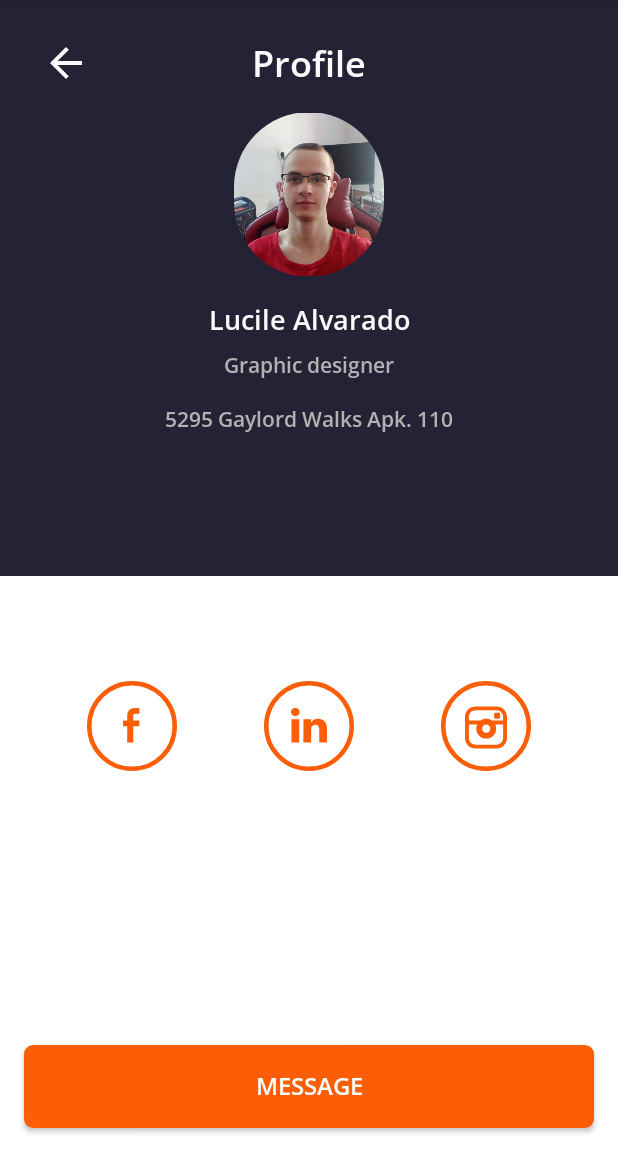
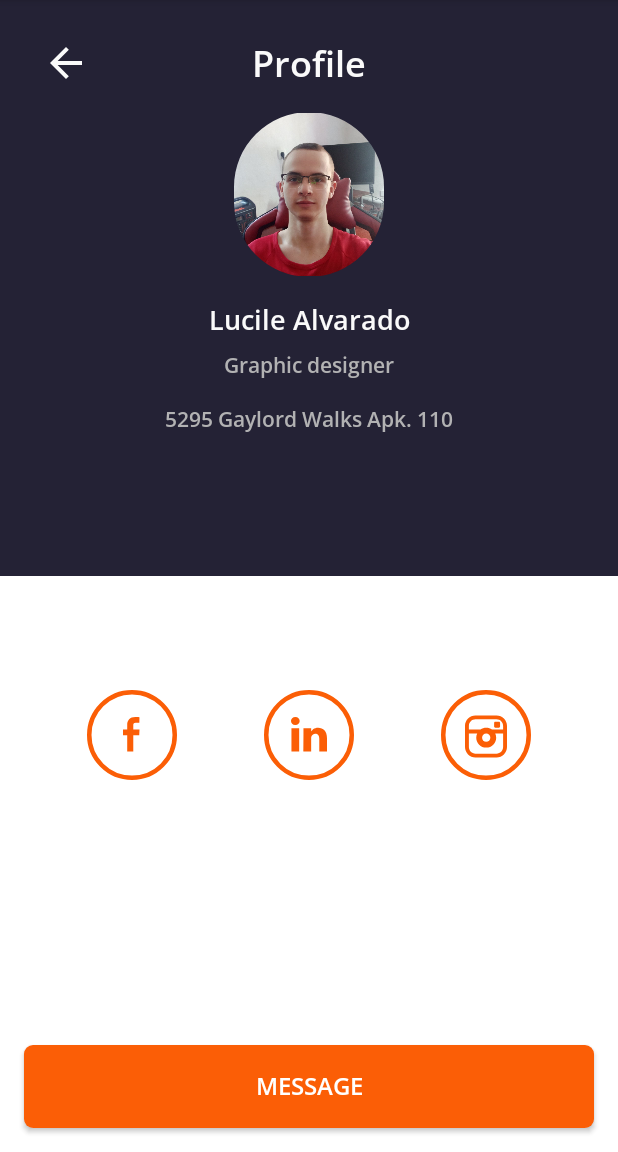
Before and after one commit to PavloEngineer/SocialNetwork, an Android app: the fragment DetailsContactFragment placed in its activity, on a phone screen of 412 x 824 dp, the part 84-1236 px from its top. Run offline under Robolectric (Android 15) with nearby library versions, the phone set to English and light mode, and no system bars; libraries missing offline, so code that uses them is left out: com.github.javafaker; 8 statements that could not run were skipped.

```diff
--- a/app/build.gradle
+++ b/app/build.gradle
@@ -1,6 +1,8 @@
 plugins {
     id 'com.android.application'
     id 'org.jetbrains.kotlin.android'
+
+    // safe args
     id 'androidx.navigation.safeargs.kotlin'
 }
 
--- a/app/src/main/java/com/shpp/application/level_3/presentation/callBacks/SwipeToDeleteCallback.kt
+++ b/app/src/main/java/com/shpp/application/level_3/presentation/callBacks/SwipeToDeleteCallback.kt
@@ -19,7 +19,7 @@ class SwipeToDeleteCallback(
 
     override fun onSwiped(viewHolder: RecyclerView.ViewHolder, direction: Int) {
         val position = viewHolder.adapterPosition
-        when(direction) {
+        when(direction) { // TODO: when?
             ItemTouchHelper.LEFT -> {
                 onSwiped(position)
             }
--- a/app/src/main/java/com/shpp/application/level_3/presentation/my_contacts/BaseFragment.kt
+++ b/app/src/main/java/com/shpp/application/level_3/presentation/my_contacts/BaseFragment.kt
@@ -11,7 +11,7 @@ open class BaseFragment: Fragment() {
 
      val viewModel: MyContactsViewModel by viewModels()
 
-     open fun showSnackBar(label: String, actionById: Int, functionForAction: FunctionForSnack) {
+    open fun showSnackBar(label: String, actionById: Int, functionForAction: FunctionForSnack) { // TODO: why open?
           val snackBar = view?.let {
               Snackbar.make(
                   it,
--- a/app/src/main/java/com/shpp/application/level_3/presentation/my_contacts/adapter/UsersAdapter.kt
+++ b/app/src/main/java/com/shpp/application/level_3/presentation/my_contacts/adapter/UsersAdapter.kt
@@ -27,20 +27,20 @@ class UsersAdapter(
     ) : RecyclerView.ViewHolder(binding.root) {
 
 
-        fun bind(user: User) {
+        fun bind(user: User) { // TODO: decompose
             with(binding) {
                 name.text = user.name
                 job.text = user.job
-                basket.tag = user
+                basket.tag = user // TODO: what it
                 basket.setOnClickListener {
                     listener.onDeleteClick(user)
                 }
 
                 root.setOnClickListener {
                     val extras = FragmentNavigatorExtras(
-                        binding.avatarUser to "transitionPhoto"
+                        binding.avatarUser to "transitionPhoto" // TODO: to constants
                     )
-                    binding.avatarUser.transitionName = "transaction_${user.id}"
+                    binding.avatarUser.transitionName = "transaction_${user.id}" // TODO: to constants
                     listener.onClick(user, extras)
                 }
                 avatarUser.downloadAndPutPhoto(user.photo)
--- a/app/src/main/java/com/shpp/application/level_3/presentation/my_contacts/fragments/DetailsContactFragment.kt
+++ b/app/src/main/java/com/shpp/application/level_3/presentation/my_contacts/fragments/DetailsContactFragment.kt
@@ -6,6 +6,7 @@ import android.view.LayoutInflater
 import android.view.View
 import android.view.ViewGroup
 import androidx.navigation.Navigation
+import androidx.navigation.fragment.findNavController
 import androidx.navigation.fragment.navArgs
 import com.shpp.application.R
 import com.shpp.application.databinding.FragmentContactDetailsBinding
@@ -16,7 +17,9 @@ import com.shpp.application.level_3.presentation.utils.extensions.downloadAndPut
 
 class DetailsContactFragment : BaseFragment() {
 
-    private lateinit var binding: FragmentContactDetailsBinding
+    private val binding: FragmentContactDetailsBinding by lazy {
+        FragmentContactDetailsBinding.inflate(layoutInflater)
+    }
 
     private val navigationArgs: DetailsContactFragmentArgs by navArgs()
 
@@ -24,7 +27,7 @@ class DetailsContactFragment : BaseFragment() {
     override fun onCreate(savedInstanceState: Bundle?) {
         super.onCreate(savedInstanceState)
         sharedElementEnterTransition =
-            TransitionInflater.from(requireContext()).inflateTransition(android.R.transition.move)
+            TransitionInflater.from(requireContext()).inflateTransition(R.transition.custom_move)
     }
 
     override fun onCreateView(
@@ -32,7 +35,6 @@ class DetailsContactFragment : BaseFragment() {
         container: ViewGroup?,
         savedInstanceState: Bundle?
     ): View {
-        binding = FragmentContactDetailsBinding.inflate(inflater, container, false)
         fillUserProfile()
         addBacklineListener()
         return binding.root
@@ -64,12 +66,14 @@ class DetailsContactFragment : BaseFragment() {
 
     private fun startContactsFragment() {
         if (App.isFeatureNavigationEnable) {
-            Navigation.findNavController(binding.root)
-                .navigate(R.id.action_detailsContactFragment_to_myContactsFragment)
+            val direction = DetailsContactFragmentDirections.actionDetailsContactFragmentToMyContactsFragment()
+            findNavController().navigate(direction)
+//            Navigation.findNavController(binding.root)
+//                .navigate(R.id.action_detailsContactFragment_to_myContactsFragment)
         } else {
             parentFragmentManager
                 .beginTransaction()
-                .replace(R.id.frame_container, MyContactsFragment(), "activityToContactsFragment")
+                .replace(R.id.frame_container, MyContactsFragment(), "activityToContactsFragment") // TODO: to constants
                 .commit()
         }
     }
--- a/app/src/main/java/com/shpp/application/level_3/presentation/my_contacts/fragments/MyContactsFragment.kt
+++ b/app/src/main/java/com/shpp/application/level_3/presentation/my_contacts/fragments/MyContactsFragment.kt
@@ -17,6 +17,7 @@ import com.shpp.application.level_3.data.enum.UserInfo
 import com.shpp.application.level_3.data.model.User
 import com.shpp.application.level_3.presentation.callBacks.SwipeToDeleteCallback
 import com.shpp.application.level_3.presentation.my_contacts.BaseFragment
+import com.shpp.application.level_3.presentation.my_contacts.FunctionForSnack
 import com.shpp.application.level_3.presentation.my_contacts.adapter.UsersAdapter
 import com.shpp.application.level_3.presentation.my_contacts.add_contact.ContactDialog
 import com.shpp.application.level_3.presentation.my_contacts.interfaces.MyContactsAdapterListener
@@ -24,7 +25,7 @@ import com.shpp.application.level_3.utils.Constants
 
 class MyContactsFragment : BaseFragment() {
 
-    private lateinit var binding: FragmentMyContactsBinding
+    private lateinit var binding: FragmentMyContactsBinding // TODO: by lazy
 
     private val adapter: UsersAdapter by lazy {
         UsersAdapter(
@@ -40,14 +41,14 @@ class MyContactsFragment : BaseFragment() {
                     ) { viewModel.restoreLastDeletedUser() }
                 }
 
-                override fun addSwipeLeftHelper() {
-                    val itemTouchHelper = ItemTouchHelper(SwipeToDeleteCallback { position ->
-                        viewModel.deleteUserByPosition(position)
-                        showSnackBar(
-                            "Remove!", R.string.snackbar_undo
-                        ) { viewModel.restoreLastDeletedUser() }
-                    })
-                    itemTouchHelper.attachToRecyclerView(binding.recyclerUsers)
+                override fun addSwipeLeftHelper() { // TODO: delete
+//                    val itemTouchHelper = ItemTouchHelper(SwipeToDeleteCallback { position ->
+//                        viewModel.deleteUserByPosition(position)
+//                        showSnackBar(
+//                            "Remove!", R.string.snackbar_undo
+//                        ) { viewModel.restoreLastDeletedUser() }
+//                    })
+//                    itemTouchHelper.attachToRecyclerView(binding.recyclerUsers)
                 }
 
             }
@@ -77,15 +78,25 @@ class MyContactsFragment : BaseFragment() {
     }
 
     private fun setupRecyclerView() {
-        val layoutManager = LinearLayoutManager(requireContext())
-        binding.recyclerUsers.layoutManager = layoutManager
-        binding.recyclerUsers.adapter = adapter
+        with(binding.recyclerUsers) {
+            val layoutManager = LinearLayoutManager(requireContext())
+            this.layoutManager = layoutManager
+            this.adapter = this@MyContactsFragment.adapter
+
+            val itemTouchHelper = ItemTouchHelper(SwipeToDeleteCallback { position ->
+                viewModel.deleteUserByPosition(position)
+                showSnackBar(
+                    "Remove!", R.string.snackbar_undo
+                ) { viewModel.restoreLastDeletedUser() }
+            })
+            itemTouchHelper.attachToRecyclerView(this)
+        }
     }
 
     private fun addListenerAddContact() {
         binding.buttonAddContacts.setOnClickListener {
             val dialogAddUser = ContactDialog.newInstance()
-            dialogAddUser.show(parentFragmentManager, "DialogFragment")
+            dialogAddUser.show(parentFragmentManager, "DialogFragment") // TODO: to constants
         }
     }
 
@@ -95,7 +106,7 @@ class MyContactsFragment : BaseFragment() {
         }
     }
 
-    private fun addVisibleButtonScrollListener() {
+    private fun addVisibleButtonScrollListener() {// TODO: with
         binding.recyclerUsers.addOnScrollListener(object : RecyclerView.OnScrollListener() {
             override fun onScrolled(recyclerView: RecyclerView, dx: Int, dy: Int) {
                 super.onScrolled(recyclerView, dx, dy)
@@ -134,7 +145,7 @@ class MyContactsFragment : BaseFragment() {
             parentFragmentManager
                 .beginTransaction()
                 .replace(R.id.frame_container, detailsFragment)
-                .addToBackStack("ToDetailsFragment")
+                .addToBackStack("ToDetailsFragment") // TODO:
                 .commit()
         }
     }
--- a/app/src/main/java/com/shpp/application/level_3/presentation/my_contacts/interfaces/MyContactsAdapterListener.kt
+++ b/app/src/main/java/com/shpp/application/level_3/presentation/my_contacts/interfaces/MyContactsAdapterListener.kt
@@ -9,7 +9,7 @@ interface MyContactsAdapterListener {
 
     fun onDeleteClick(contact: User)
 
-    fun addSwipeLeftHelper()
+    fun addSwipeLeftHelper() // TODO: not need
 
 
 }
--- a/app/src/main/res/layout/add_user_dialog.xml
+++ b/app/src/main/res/layout/add_user_dialog.xml
@@ -3,11 +3,11 @@
     xmlns:app="http://schemas.android.com/apk/res-auto"
     xmlns:tools="http://schemas.android.com/tools"
     android:id="@+id/scrollView"
-    android:layout_width="@dimen/width_dialog_contact"
+    android:layout_width="match_parent"
     android:layout_height="wrap_content">
 
     <androidx.constraintlayout.widget.ConstraintLayout
-        android:layout_width="@dimen/width_dialog_contact"
+        android:layout_width="match_parent"
         android:layout_height="wrap_content"
         tools:ignore="ExtraText">
 
--- a/app/src/main/res/layout/fragment_contact_details.xml
+++ b/app/src/main/res/layout/fragment_contact_details.xml
@@ -100,7 +100,8 @@
         app:layout_constraintTop_toBottomOf="@id/photoProfile"
         app:layout_constraintStart_toStartOf="parent"
         app:layout_constraintHorizontal_chainStyle="spread"
-        android:layout_marginTop="@dimen/largest_margin"
+        app:layout_constraintBottom_toTopOf="@id/buttonViewContact"
+        app:layout_constraintVertical_bias="0.3"
         app:layout_constraintEnd_toStartOf="@id/buttonImageIn" />
 
     <com.google.android.material.imageview.ShapeableImageView
@@ -135,7 +136,6 @@
         app:layout_constraintStart_toStartOf="parent"
         app:layout_constraintEnd_toEndOf="parent"
         app:layout_constraintBottom_toBottomOf="parent"
-        android:layout_marginBottom="@dimen/normal_margin"
-        android:layout_marginStart="@dimen/normal_margin"
-        android:layout_marginEnd="@dimen/normal_margin" />
+        android:layout_marginHorizontal="@dimen/normal_margin"
+        android:layout_marginBottom="@dimen/normal_margin" />
 </androidx.constraintlayout.widget.ConstraintLayout>
--- a/app/src/main/res/layout/item_user.xml
+++ b/app/src/main/res/layout/item_user.xml
@@ -16,7 +16,7 @@
         android:id="@+id/avatarUser"
         android:layout_width="@dimen/size_user_avatar"
         android:layout_height="@dimen/size_user_avatar"
-        android:transitionName="@{`transitionPhoto_${user.id}`}"
+
         app:srcCompat="@drawable/ic_user_avatar" />
 
     <LinearLayout
--- /dev/null
+++ b/app/src/main/res/transition/custom_move.xml
@@ -0,0 +1,9 @@
+<?xml version="1.0" encoding="utf-8"?>
+<transitionSet xmlns:android="http://schemas.android.com/apk/res/android"
+
+    android:duration="300">
+    <changeBounds />
+    <changeTransform />
+    <changeClipBounds />
+
+</transitionSet>
```
Also changed, not shown: app/src/main/java/com/shpp/application/level_3/data/model/User.kt (+5 -3 lines), app/src/main/java/com/shpp/application/level_3/data/repository/UserRepository.kt (+7 -6 lines), app/src/main/java/com/shpp/application/level_3/presentation/my_contacts/add_contact/ContactDialog.kt (+53 -40 lines), app/src/main/java/com/shpp/application/level_3/utils/Test.kt (added, +7 -0 lines), app/src/main/res/navigation/my_nav.xml (+8 -7 lines), app/src/main/res/drawable/bg_button.xml (renamed from app/src/main/res/drawable/bc_button.xml). Lines whose indentation alone changed are shown as unchanged.
